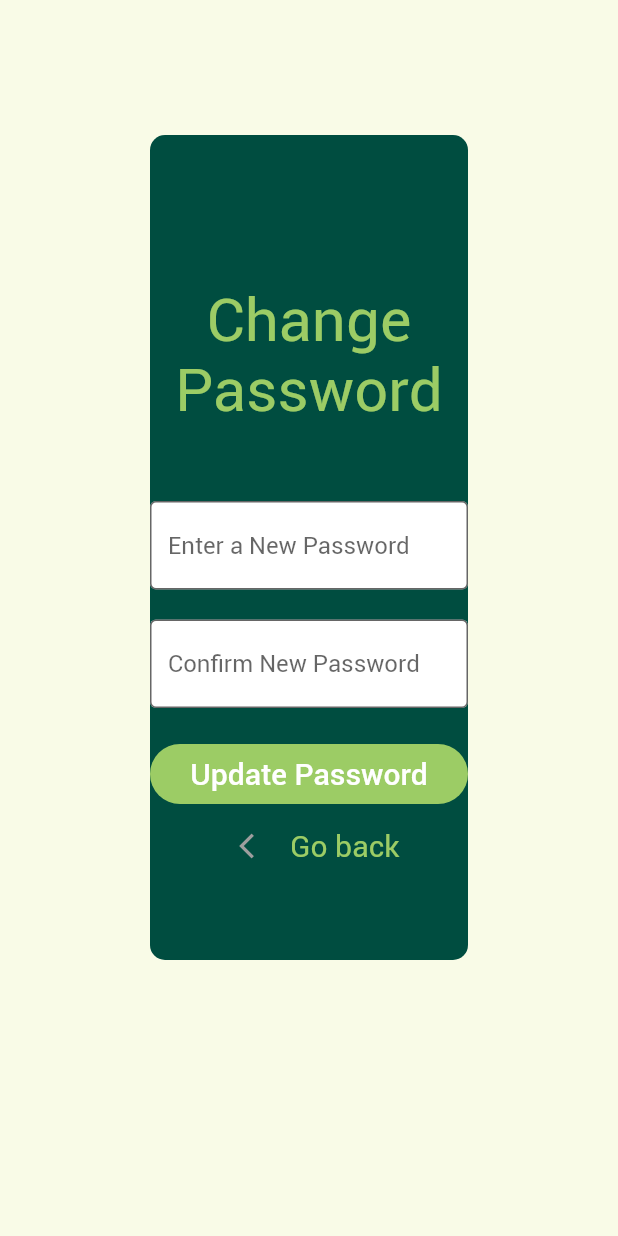
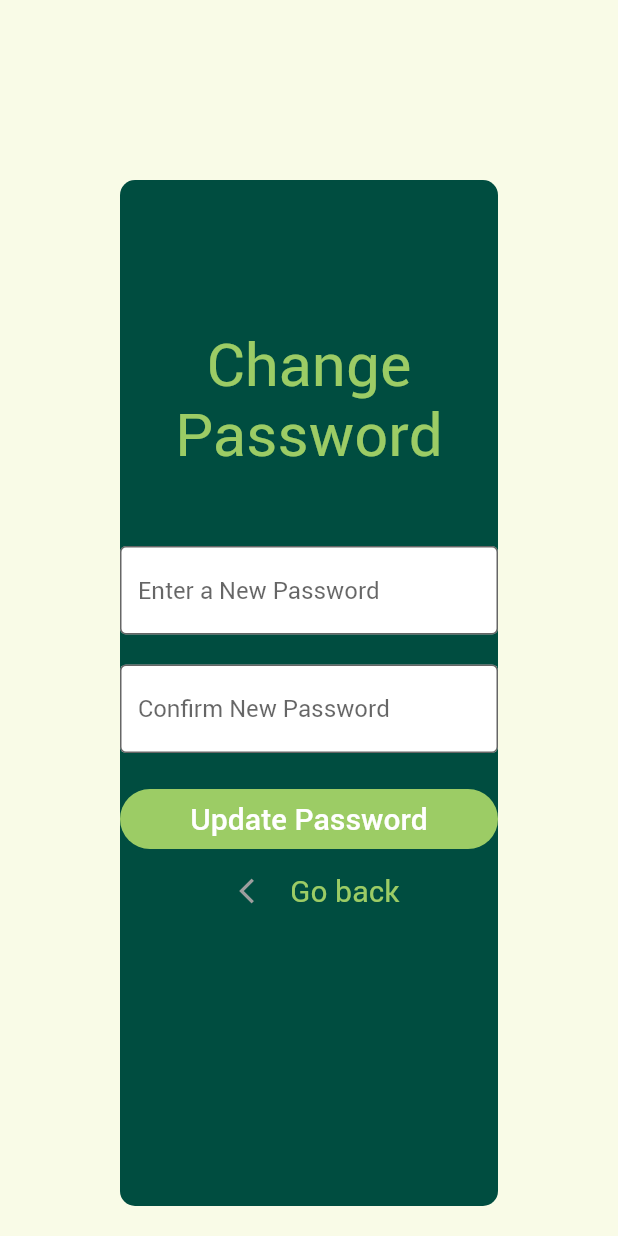
Before and after one commit to ntjim/1330-HazelSite, a Flutter app: the ChangePasswordForm screen opened directly, on a phone screen of 412 x 824 dp. Run offline on Flutter 3.47's test engine with Material 2 defaults, Android fonts, the phone set to English and light mode, and no system bars; our stand-ins replace cloud_firestore, firebase_auth, firebase_core, flutter_html; accounts and stored records are empty; statements that could not run were skipped.

Commit message:
Fix Resize Issue Change Password Page

```diff
--- a/hazel/lib/change_password_form.dart
+++ b/hazel/lib/change_password_form.dart
@@ -47,13 +47,16 @@ class _ChangePasswordFormState extends State<ChangePasswordForm> {
           child: Column(
             mainAxisSize: MainAxisSize.min,
             children: [
-              Container(
-                margin: EdgeInsets.only(top: 90.0, bottom: 20.0),
-                height: 550.0,
+              Expanded(
+                child: Container(
+                  //green box
+                  constraints: BoxConstraints.expand(),
+                  margin: EdgeInsets.only(top: 120.0, bottom: 20.0),
+                  height: 500.0,
                   width: 900.0,
                   color: Colors.transparent,
                   child: Container(
-                  margin: EdgeInsets.only(left: 100.0, right: 100.0),
+                    margin: EdgeInsets.only(left: 80.0, right: 80.0),
                     decoration: BoxDecoration(
                         color: Colors.teal[900], //box 2 color
                         borderRadius: BorderRadius.all(Radius.circular(10.0))),
@@ -71,7 +74,8 @@ class _ChangePasswordFormState extends State<ChangePasswordForm> {
                                 textAlign: TextAlign.center),
                           ),
                           Padding(
-                            padding: const EdgeInsets.only(top: 50, bottom: 20),
+                              padding:
+                                  const EdgeInsets.only(top: 50, bottom: 20),
                               child: SizedBox(
                                   width: 420,
                                   child: TextFormField(
@@ -102,7 +106,8 @@ class _ChangePasswordFormState extends State<ChangePasswordForm> {
                                         border: OutlineInputBorder(),
                                         hintText: 'Confirm New Password'),
                                     validator: (value) {
-                                    if (value != _newPasswordController.text) {
+                                      if (value !=
+                                          _newPasswordController.text) {
                                         return 'Passwords do not match';
                                       }
                                       return null;
@@ -115,12 +120,14 @@ class _ChangePasswordFormState extends State<ChangePasswordForm> {
                               backgroundColor: MaterialStateProperty.all(
                                   Colors.lightGreen[400]),
                               shape: MaterialStateProperty.all<
-                                RoundedRectangleBorder>(RoundedRectangleBorder(
+                                      RoundedRectangleBorder>(
+                                  RoundedRectangleBorder(
                                 borderRadius: BorderRadius.circular(20.0),
-                              side: const BorderSide(color: Colors.transparent),
+                                side:
+                                    const BorderSide(color: Colors.transparent),
                               )),
-                            fixedSize:
-                                MaterialStateProperty.all(const Size(300, 40)),
+                              fixedSize: MaterialStateProperty.all(
+                                  const Size(300, 40)),
                             ),
                             child: const Text(
                               'Update Password',
@@ -173,6 +180,7 @@ class _ChangePasswordFormState extends State<ChangePasswordForm> {
                     ),
                   ),
                 ),
+              )
             ],
           )),
     );
```
Also changed, not shown: 1 other file. Lines whose indentation alone changed are shown as unchanged.
